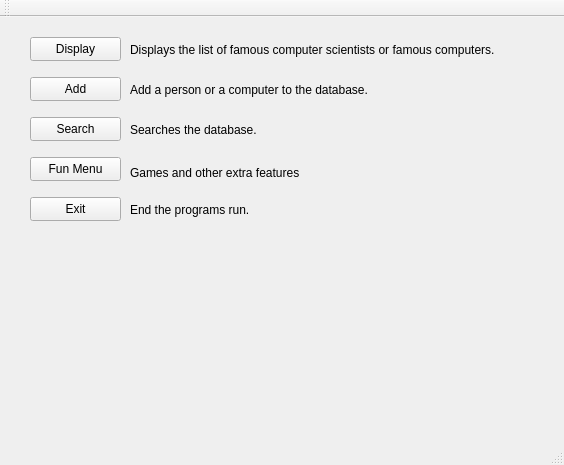
Qt form Widget/mainwindow.ui (Ladanvini/VLN1-Hopur-5) before a commit.
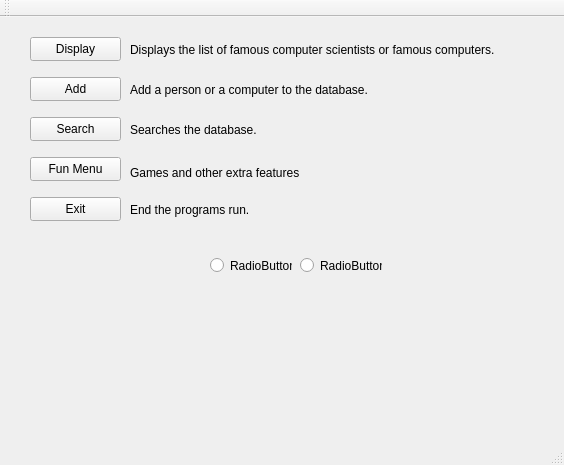
The same form after that commit.

Commit message: Added the radio buttons

Diff of the .ui file:
```diff
--- a/Widget/mainwindow.ui
+++ b/Widget/mainwindow.ui
@@ -144,6 +144,32 @@
      <string>End the programs run.</string>
     </property>
    </widget>
+   <widget class="QRadioButton" name="radioButton">
+    <property name="geometry">
+     <rect>
+      <x>210</x>
+      <y>240</y>
+      <width>82</width>
+      <height>17</height>
+     </rect>
+    </property>
+    <property name="text">
+     <string>RadioButton</string>
+    </property>
+   </widget>
+   <widget class="QRadioButton" name="radioButton_2">
+    <property name="geometry">
+     <rect>
+      <x>300</x>
+      <y>240</y>
+      <width>82</width>
+      <height>17</height>
+     </rect>
+    </property>
+    <property name="text">
+     <string>RadioButton</string>
+    </property>
+   </widget>
   </widget>
   <widget class="QMenuBar" name="menuBar">
    <property name="geometry">
```
Left out of the diff: 2 changed lines with no effect on the pictures. The commit also changes 1 other file.
